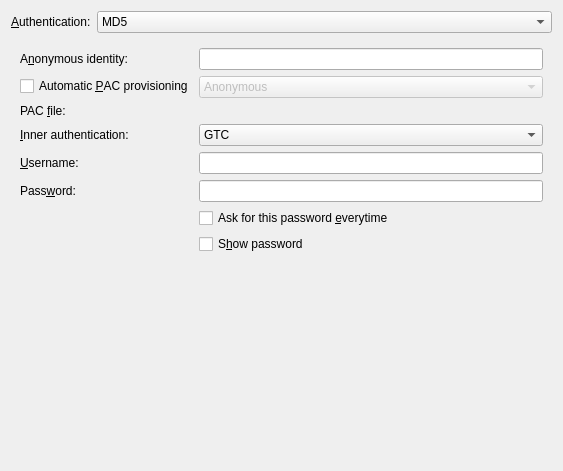
The window that editor/ui/802-1x.ui (KDE/plasma-nm) describes before a commit, drawn with Qt 5.
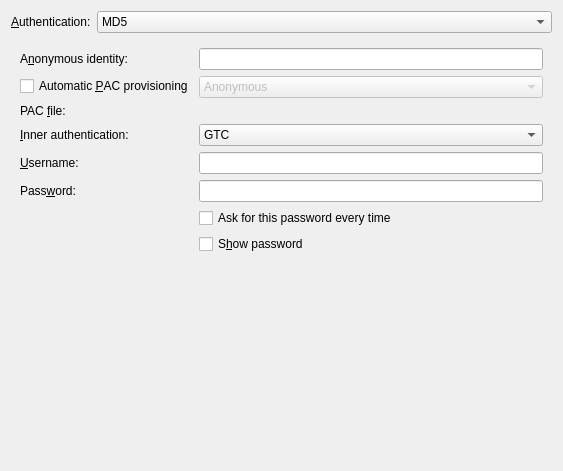
The same window after the commit. The open tabs and pages were chosen to show the change. Custom widgets are drawn as their Qt base class.

What changed in the file:
```diff
--- a/editor/ui/802-1x.ui
+++ b/editor/ui/802-1x.ui
@@ -377,7 +377,7 @@
        <item row="6" column="1">
         <widget class="QCheckBox" name="cbAskFastPassword">
          <property name="text">
-          <string>Ask for this password &amp;everytime</string>
+          <string>Ask for this password every time</string>
          </property>
         </widget>
        </item>
```
Left out of the diff: 34 changed lines with no effect on the pictures.
